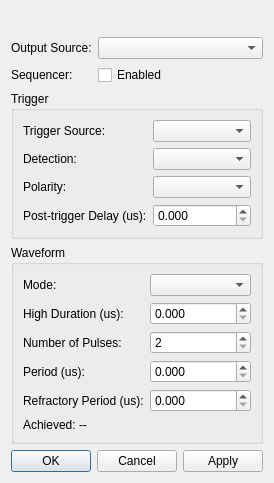
paulmthompson/Intan-RHX, file GUI/Dialogs/digoutdialog.ui: the form before one commit.
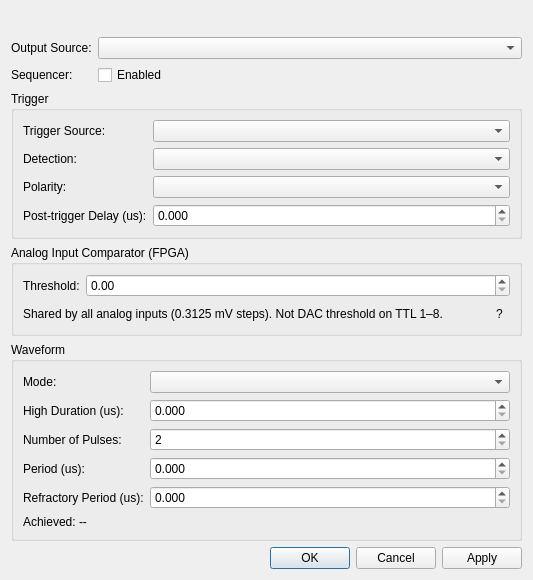
The form after the commit.

Commit message: can set the ADC comparator

```diff
--- a/GUI/Dialogs/digoutdialog.ui
+++ b/GUI/Dialogs/digoutdialog.ui
@@ -38,6 +38,27 @@
      </layout>
     </widget>
    </item>
+   <item>
+    <widget class="QGroupBox" name="analogComparatorGroupBox">
+     <property name="title"><string>Analog Input Comparator (FPGA)</string></property>
+     <property name="visible"><bool>false</bool></property>
+     <layout class="QVBoxLayout" name="analogComparatorLayout">
+      <item>
+       <layout class="QFormLayout" name="analogComparatorForm">
+        <item row="0" column="0"><widget class="QLabel" name="analogThresholdLabel"><property name="text"><string>Threshold:</string></property></widget></item>
+        <item row="0" column="1"><widget class="QDoubleSpinBox" name="analogThresholdSpinBox"/></item>
+       </layout>
+      </item>
+      <item>
+       <layout class="QHBoxLayout" name="analogComparatorSummaryRow">
+        <item><widget class="QLabel" name="analogThresholdSummaryLabel"><property name="text"><string>Shared by all analog inputs (0.3125 mV steps). Not DAC threshold on TTL 1–8.</string></property></widget></item>
+        <item><spacer name="analogComparatorSummarySpacer"><property name="orientation"><enum>Qt::Horizontal</enum></property><property name="sizeHint" stdset="0"><size><width>40</width><height>20</height></size></property></spacer></item>
+        <item><widget class="QToolButton" name="analogThresholdHelpButton"><property name="text"><string>?</string></property><property name="autoRaise"><bool>true</bool></property></widget></item>
+       </layout>
+      </item>
+     </layout>
+    </widget>
+   </item>
    <item>
     <widget class="QGroupBox" name="waveformGroupBox">
      <property name="title"><string>Waveform</string></property>
```
The commit also changes 11 other files.
